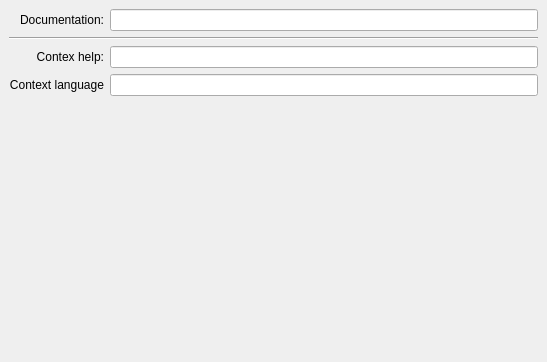
KDE/calligraplan, file src/ConfigDocumentationPanel.ui: the form before one commit.
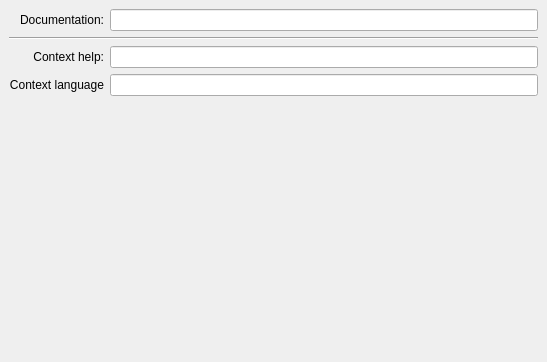
The form after the commit. Custom widgets are drawn as their Qt base class.

```diff
--- a/src/ConfigDocumentationPanel.ui
+++ b/src/ConfigDocumentationPanel.ui
@@ -76,7 +76,7 @@
       <item row="2" column="0">
        <widget class="QLabel" name="contextlabel">
         <property name="text">
-         <string>Contex help:</string>
+         <string>Context help:</string>
         </property>
         <property name="alignment">
          <set>Qt::AlignRight|Qt::AlignTrailing|Qt::AlignVCenter</set>
```
